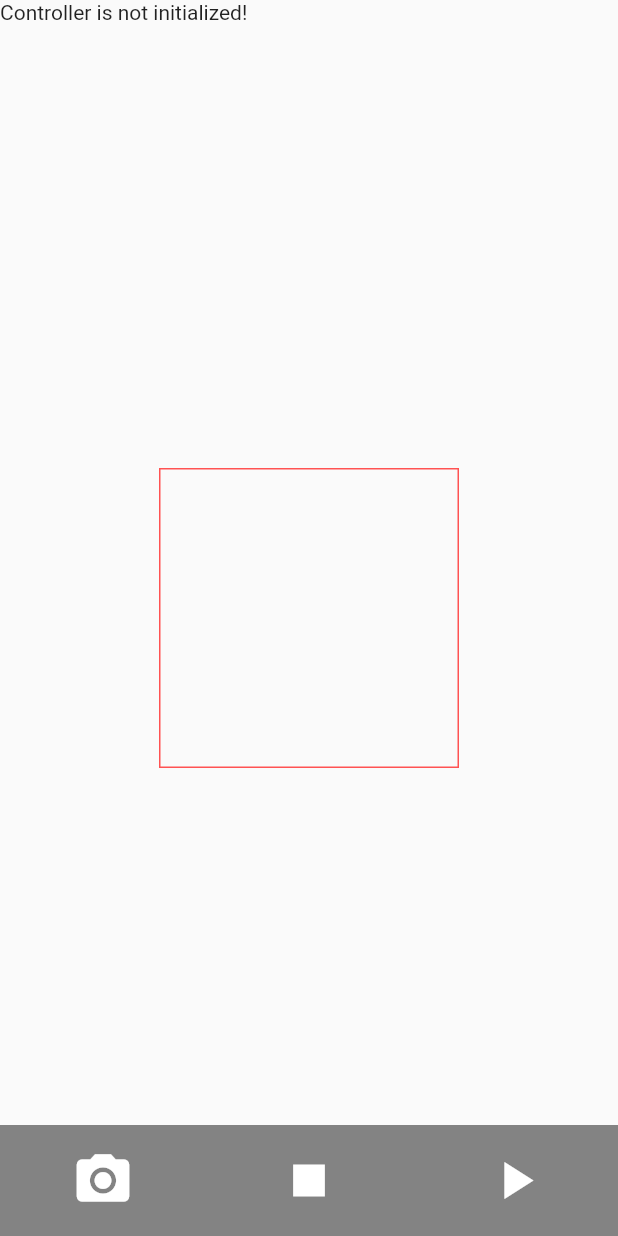
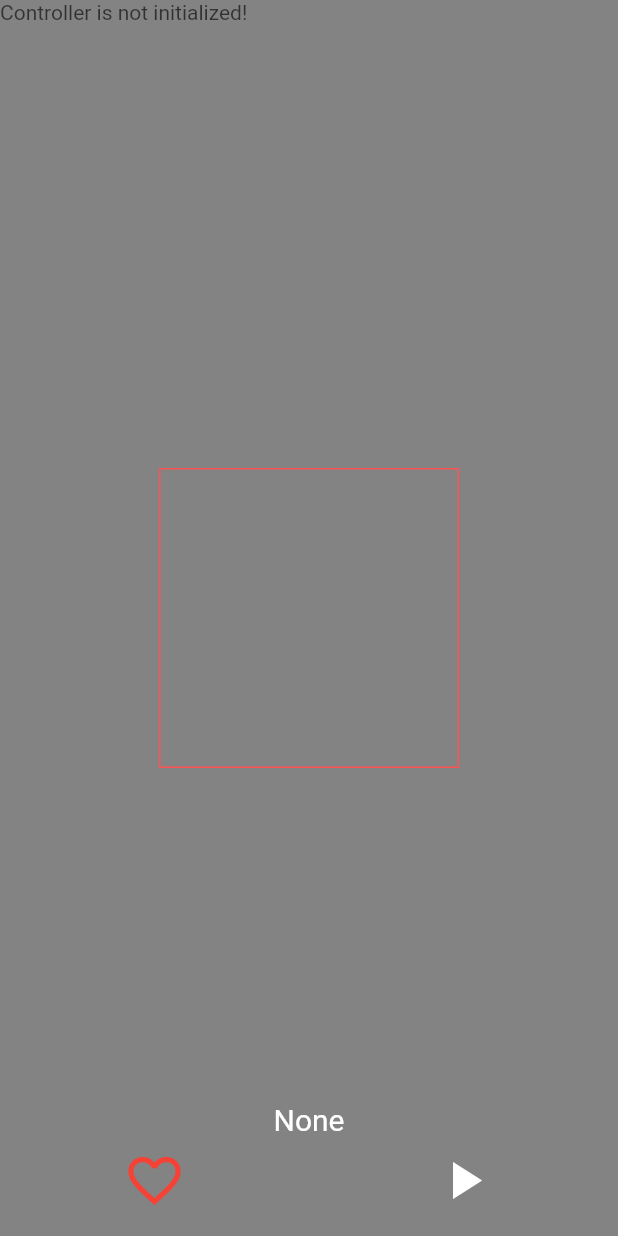
Before and after one commit to dkarchnak/qr_scanner, a Flutter app: the screen it shows after launch, after a tap on the "play arrow" icon, on a phone screen of 412 x 824 dp. Run offline on Flutter 3.47's test engine with Material 2 defaults, Android fonts, the phone set to English and light mode, and no system bars.

Commit message:
Added on code scanned callback. Extended the example app.

```diff
--- a/example/lib/main.dart
+++ b/example/lib/main.dart
@@ -6,13 +6,24 @@
 
 class MyApp extends StatefulWidget {
   @override
-  _MyAppState createState() => new _MyAppState(new ScannerController(previewQuality: PreviewQuality.high));
+  _MyAppState createState() => new _MyAppState();
 }
 
 class _MyAppState extends State<MyApp> {
   ScannerController controller;
 
-  _MyAppState(this.controller);
+  String codeScanned = 'None';
+
+  _MyAppState() {
+    this.controller = new ScannerController(
+      previewQuality: PreviewQuality.high,
+      onCodeScanned: (String code) {
+        setState(() {
+          this.codeScanned = code;
+        });
+      }
+    );
+  }
 
   @override
   initState() {
@@ -41,45 +52,58 @@
           children: <Widget>[
             new ScannerPreview(controller),
             new Container(
+              child: new Container(
                 alignment: Alignment.bottomCenter,
-              child: new Container(
                 width: double.infinity,
                 color: new Color.fromARGB(160, 60, 60, 60),
                 child: new Padding(
                   padding: const EdgeInsets.symmetric(vertical: 8.0),
-                  child: new Row(
+                  child: new Column(
+                    mainAxisAlignment: MainAxisAlignment.end,
+                    children: <Widget>[
+                      new Text(
+                        codeScanned,
+                        textAlign: TextAlign.center,
+                        style: new TextStyle(
+                          color: Colors.white,
+                          fontSize: 20.0
+                        ),
+                      ),
+                      new Row(
                         mainAxisAlignment: MainAxisAlignment.center,
                         children: <Widget>[
                           new Expanded(
                               child: new IconButton(
-                            icon: new Icon(Icons.photo_camera),
+                                  icon: new Icon(this.controller.value.scanningEnabled ? Icons.favorite : Icons.favorite_border),
                                   iconSize: 42.0,
-                            color: Colors.white,
+                                  color: this.controller.value.scanningEnabled ? Colors.white : Colors.red,
                                   onPressed: () {
+                                    setState(() {
+                                      if(this.controller.value.scanningEnabled)
+                                        this.controller.disableScanning();
+                                      else
                                         this.controller.enableScanning();
+                                    });
                                   }
                               )
                           ),
                           new Expanded(
                               child: new IconButton(
-                              icon: new Icon(Icons.stop),
+                                  icon: new Icon(this.controller.value.previewStarted ? Icons.stop : Icons.play_arrow),
                                   iconSize: 42.0,
                                   color: Colors.white,
                                   onPressed: () {
+                                    setState(() {
+                                      if(this.controller.value.previewStarted) {
                                         this.controller.stopPreview();
+                                      }
+                                      else this.controller.startPreview();
+                                    });
                                   }
                               )
                           ),
-                      new Expanded(
-                          child: new IconButton(
-                              icon: new Icon(Icons.play_arrow),
-                              iconSize: 42.0,
-                              color: Colors.white,
-                              onPressed: () {
-                                this.controller.startPreview();
-                              }
+                        ],
                       )
-                      ),
                     ],
                   )
                 ),
```
Also changed, not shown: lib/qr_scanner.dart (+20 -3 lines), 2 other files. Lines whose indentation alone changed are shown as unchanged.
